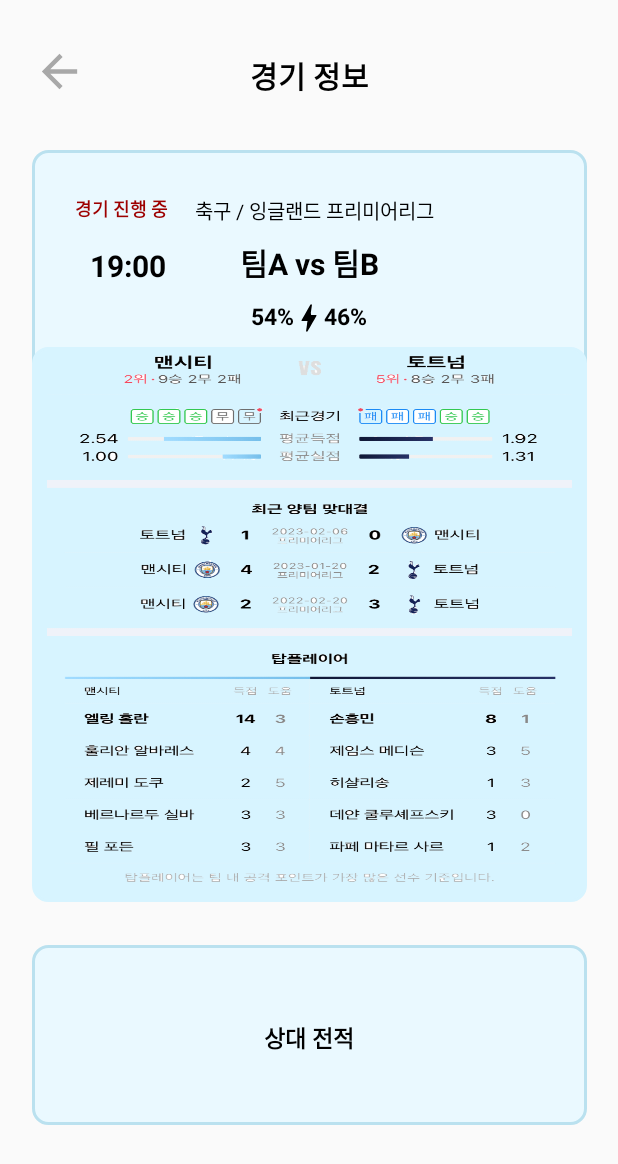
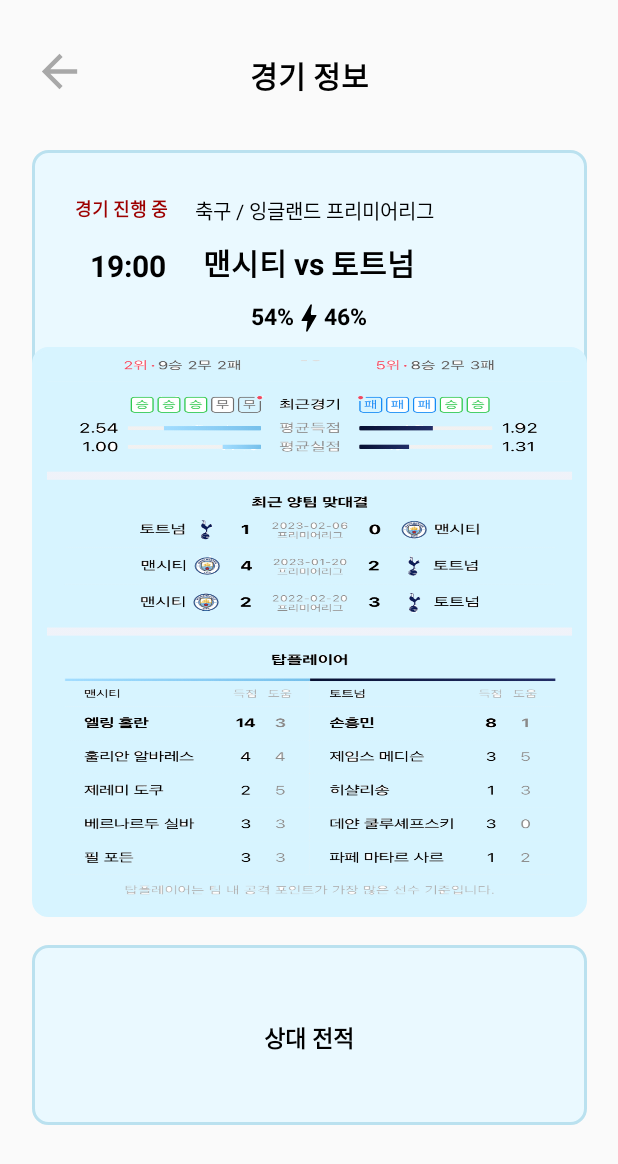
Before and after one commit to t1nm1ksun/UXDesign, an Android app: the layout activity_match_data.xml on its own in the app's theme, with its tools: preview values and no code run, on a phone screen of 412 x 824 dp. Shown: the top 1164 px of the screen. Run offline under Robolectric (Android 15) with nearby library versions, the phone set to English and light mode, and no system bars.

Commit message:
no message

```diff
--- a/app/src/main/res/layout/activity_match_data.xml
+++ b/app/src/main/res/layout/activity_match_data.xml
@@ -66,7 +66,7 @@
         android:layout_width="wrap_content"
         android:layout_height="wrap_content"
         android:layout_marginTop="160dp"
-        android:text="팀A vs 팀B"
+        android:text="맨시티 vs 토트넘"
         android:textSize="20sp"
         android:textColor="@color/black"
         android:textStyle="bold"
@@ -115,7 +115,7 @@
 
     <View
         android:layout_width="370dp"
-        android:layout_height="370dp"
+        android:layout_height="380dp"
         android:layout_marginTop="231dp"
         android:background="@drawable/team_compare"
         app:layout_constraintTop_toTopOf="parent"
@@ -125,7 +125,7 @@
     <View
         android:layout_width="350dp"
         android:layout_height="360dp"
-        android:layout_marginTop="235dp"
+        android:layout_marginTop="240dp"
         android:background="@drawable/img_team_compare"
         app:layout_constraintTop_toTopOf="parent"
         app:layout_constraintStart_toStartOf="parent"
```
Also changed, not shown: app/src/main/res/drawable/img_team_compare.png.
